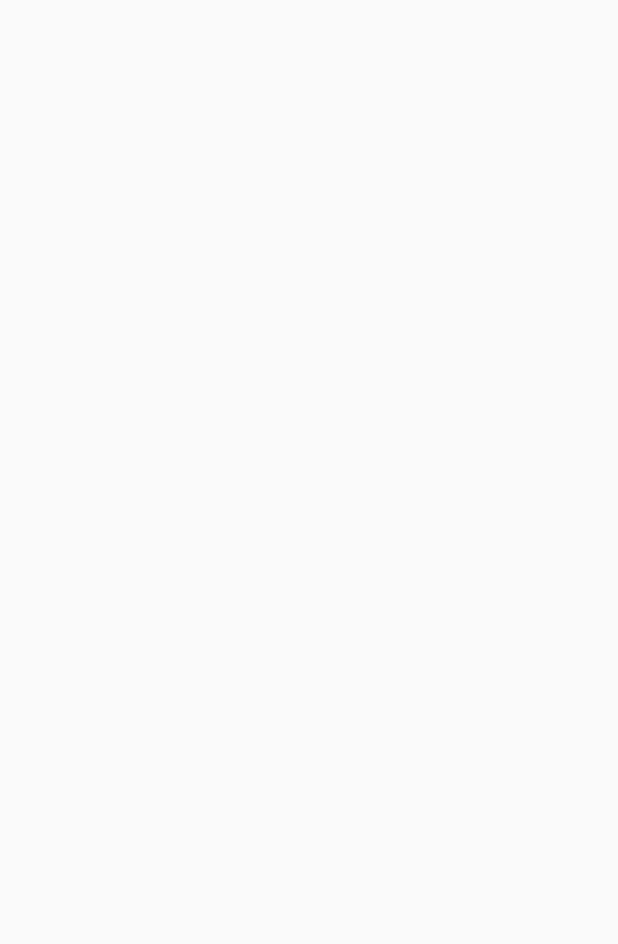
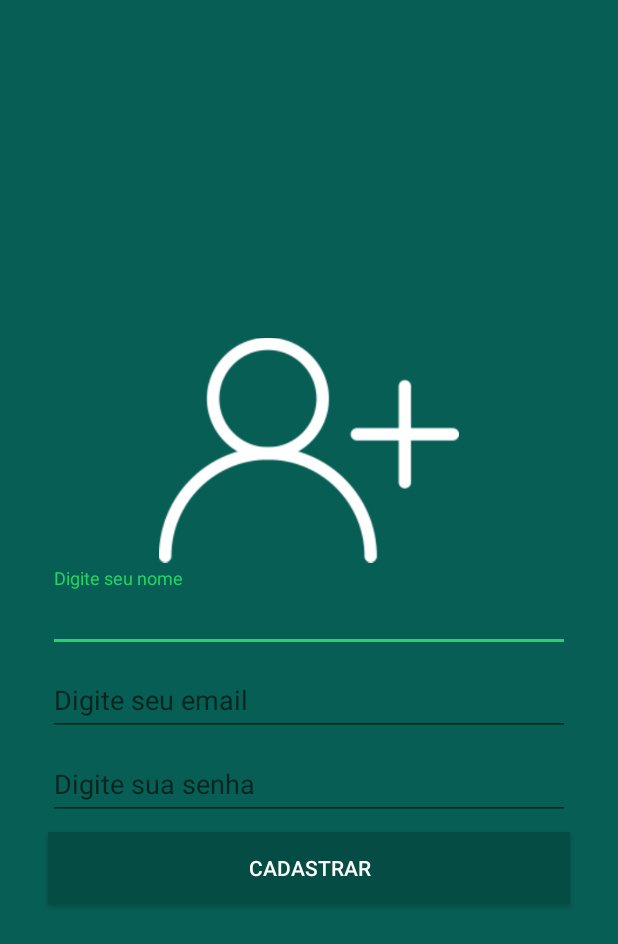
Before and after one commit to Burketa/gempe-training, an Android app: the CadastroAcitivity screen opened directly, with no data from a screen before it, on a phone screen of 412 x 824 dp. Before the commit the part shown is empty. Shown: the top 944 px of the screen. Run offline under Robolectric (Android 15) with nearby library versions, the phone set to English and light mode, and no system bars.

Commit message:
tela de login e cadastro completas, tela principal com toolbar e itens de menu feitos e com tema aplicado

```diff
--- a/Whatsapp_clone/app/src/main/AndroidManifest.xml
+++ b/Whatsapp_clone/app/src/main/AndroidManifest.xml
@@ -10,8 +10,8 @@
         android:supportsRtl="true"
         android:theme="@style/AppTheme">
         <activity android:name=".activities.CadastroAcitivity"></activity>
-        <activity android:name=".activities.LoginActivity" />
-        <activity android:name=".MainActivity">
+        <activity android:name=".MainActivity" />
+        <activity android:name=".activities.LoginActivity">
             <intent-filter>
                 <action android:name="android.intent.action.MAIN" />
 
--- /dev/null
+++ b/Whatsapp_clone/app/src/main/res/drawable/ic_search_white_24dp.xml
@@ -0,0 +1,5 @@
+<vector android:height="24dp" android:tint="#FFFFFF"
+    android:viewportHeight="24.0" android:viewportWidth="24.0"
+    android:width="24dp" xmlns:android="http://schemas.android.com/apk/res/android">
+    <path android:fillColor="#FF000000" android:pathData="M15.5,14h-0.79l-0.28,-0.27C15.41,12.59 16,11.11 16,9.5 16,5.91 13.09,3 9.5,3S3,5.91 3,9.5 5.91,16 9.5,16c1.61,0 3.09,-0.59 4.23,-1.57l0.27,0.28v0.79l5,4.99L20.49,19l-4.99,-5zM9.5,14C7.01,14 5,11.99 5,9.5S7.01,5 9.5,5 14,7.01 14,9.5 11.99,14 9.5,14z"/>
+</vector>
--- a/Whatsapp_clone/app/src/main/res/layout/activity_cadastro_acitivity.xml
+++ b/Whatsapp_clone/app/src/main/res/layout/activity_cadastro_acitivity.xml
@@ -4,6 +4,93 @@
     xmlns:tools="http://schemas.android.com/tools"
     android:layout_width="match_parent"
     android:layout_height="match_parent"
+    android:background="@color/colorPrimary"
     tools:context=".activities.CadastroAcitivity">
 
+    <ImageView
+        android:id="@+id/imageView2"
+        android:layout_width="200dp"
+        android:layout_height="157dp"
+        app:layout_constraintBottom_toTopOf="@+id/textInputLayout3"
+        app:layout_constraintEnd_toEndOf="parent"
+        app:layout_constraintHorizontal_bias="0.5"
+        app:layout_constraintStart_toStartOf="parent"
+        app:layout_constraintTop_toTopOf="parent"
+        app:layout_constraintVertical_chainStyle="packed"
+        app:srcCompat="@drawable/usuario" />
+
+    <android.support.design.widget.TextInputLayout
+        android:id="@+id/textInputLayout3"
+        android:layout_width="match_parent"
+        android:layout_height="wrap_content"
+        android:layout_marginStart="32dp"
+        android:layout_marginEnd="32dp"
+        app:layout_constraintBottom_toTopOf="@+id/textInputLayout4"
+        app:layout_constraintEnd_toEndOf="parent"
+        app:layout_constraintHorizontal_bias="0.5"
+        app:layout_constraintStart_toStartOf="parent"
+        app:layout_constraintTop_toBottomOf="@+id/imageView2">
+
+        <android.support.design.widget.TextInputEditText
+            android:layout_width="match_parent"
+            android:layout_height="wrap_content"
+            android:hint="Digite seu nome"
+            android:textColor="@android:color/white" />
+    </android.support.design.widget.TextInputLayout>
+
+    <android.support.design.widget.TextInputLayout
+        android:id="@+id/textInputLayout4"
+        android:layout_width="match_parent"
+        android:layout_height="wrap_content"
+        android:layout_marginStart="32dp"
+        android:layout_marginEnd="32dp"
+        app:layout_constraintBottom_toTopOf="@+id/textInputLayout5"
+        app:layout_constraintEnd_toEndOf="parent"
+        app:layout_constraintHorizontal_bias="0.5"
+        app:layout_constraintStart_toStartOf="parent"
+        app:layout_constraintTop_toBottomOf="@+id/textInputLayout3">
+
+        <android.support.design.widget.TextInputEditText
+            android:layout_width="match_parent"
+            android:layout_height="wrap_content"
+            android:hint="Digite seu email"
+            android:inputType="textWebEmailAddress"
+            android:textColor="@android:color/white" />
+    </android.support.design.widget.TextInputLayout>
+
+    <android.support.design.widget.TextInputLayout
+        android:id="@+id/textInputLayout5"
+        android:layout_width="match_parent"
+        android:layout_height="wrap_content"
+        android:layout_marginStart="32dp"
+        android:layout_marginEnd="32dp"
+        app:layout_constraintBottom_toTopOf="@+id/button2"
+        app:layout_constraintEnd_toEndOf="parent"
+        app:layout_constraintHorizontal_bias="0.5"
+        app:layout_constraintStart_toStartOf="parent"
+        app:layout_constraintTop_toBottomOf="@+id/textInputLayout4">
+
+        <android.support.design.widget.TextInputEditText
+            android:layout_width="match_parent"
+            android:layout_height="wrap_content"
+            android:hint="Digite sua senha"
+            android:inputType="textPassword"
+            android:textColor="@android:color/white" />
+    </android.support.design.widget.TextInputLayout>
+
+    <Button
+        android:id="@+id/button2"
+        android:layout_width="0dp"
+        android:layout_height="wrap_content"
+        android:layout_marginStart="32dp"
+        android:layout_marginTop="8dp"
+        android:layout_marginEnd="32dp"
+        android:background="@color/colorPrimaryDark"
+        android:text="Cadastrar"
+        android:textColor="@android:color/white"
+        app:layout_constraintBottom_toBottomOf="parent"
+        app:layout_constraintEnd_toEndOf="parent"
+        app:layout_constraintHorizontal_bias="0.5"
+        app:layout_constraintStart_toStartOf="parent"
+        app:layout_constraintTop_toBottomOf="@+id/textInputLayout5" />
 </android.support.constraint.ConstraintLayout>
--- a/Whatsapp_clone/app/src/main/res/values/styles.xml
+++ b/Whatsapp_clone/app/src/main/res/values/styles.xml
@@ -7,5 +7,6 @@
         <item name="colorPrimaryDark">@color/colorPrimaryDark</item>
         <item name="colorAccent">@color/colorAccent</item>
     </style>
+    <style name="Toolbar" parent="Theme.AppCompat.NoActionBar"></style>
 
 </resources>
```
Also changed, not shown: Whatsapp_clone/app/src/main/java/com/example/whatsappclone/MainActivity.java (+14 -2 lines), Whatsapp_clone/app/src/main/java/com/example/whatsappclone/activities/LoginActivity.java (+15 -0 lines), Whatsapp_clone/app/src/main/res/layout/activity_login.xml (+11 -3 lines), Whatsapp_clone/app/src/main/res/layout/activity_main.xml (+4 -10 lines), Whatsapp_clone/app/src/main/res/layout/toolbar.xml (added, +14 -0 lines), Whatsapp_clone/app/src/main/res/menu/menu_main.xml (added, +17 -0 lines).
